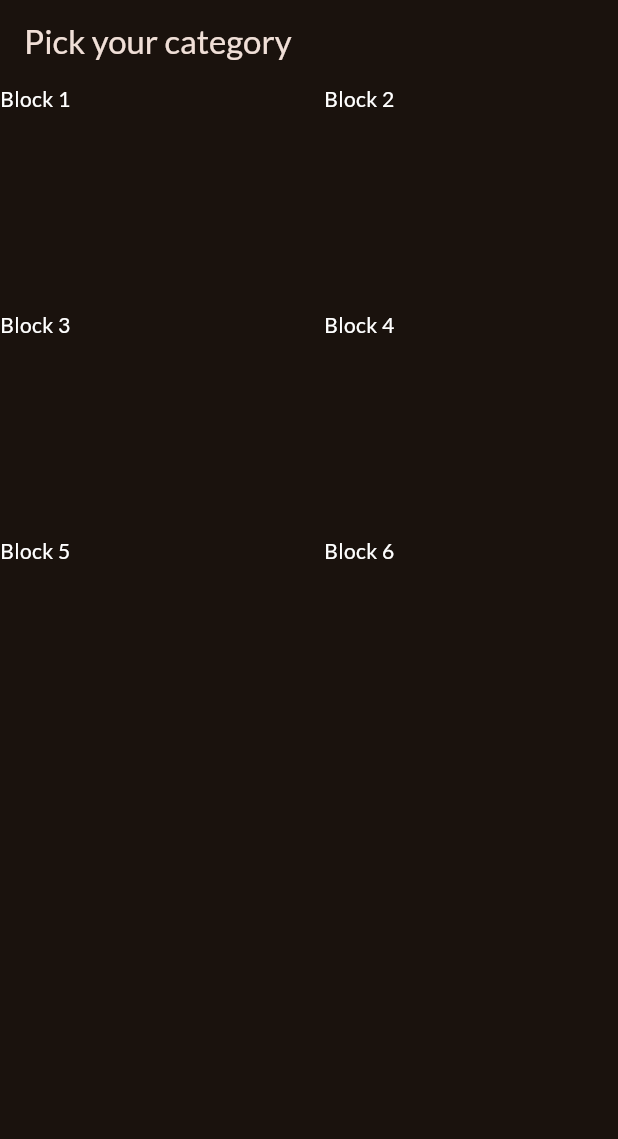
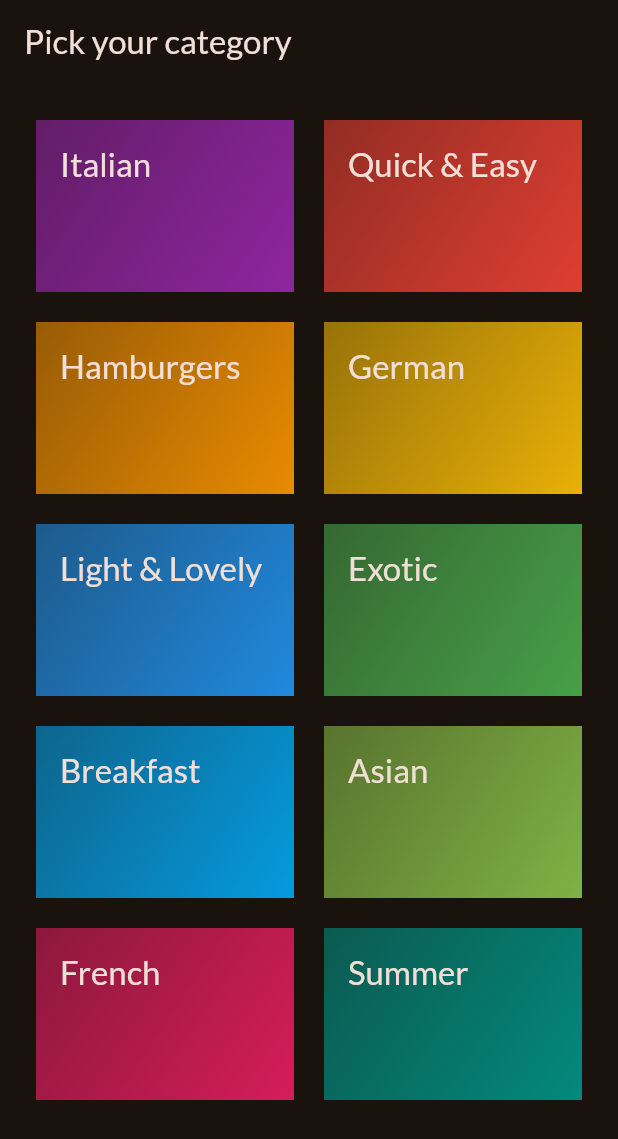
Before and after one commit to jfspps/Flutter_Meals_Demo, a Flutter app: the screen it shows after launch, on a phone screen of 412 x 824 dp. Shown: the top 1139 px of the screen. Run offline on Flutter 3.47's test engine with Material 2 defaults, Android fonts, the light colour scheme and no system bars; our stand-ins replace google_fonts.

Commit message:
added dummy categories and pushed to GridView

```diff
--- a/lib/categories.dart
+++ /dev/null
@@ -1,60 +0,0 @@
-import 'package:flutter/material.dart';
-
-class CategoriesScreen extends StatelessWidget {
-  const CategoriesScreen({super.key});
-
-  @override
-  Widget build(BuildContext context) {
-    return Scaffold(
-      appBar: AppBar(
-        title: const Text('Pick your category'),
-      ),
-      body: GridView(
-        gridDelegate: const SliverGridDelegateWithFixedCrossAxisCount(
-          crossAxisCount: 2,
-          childAspectRatio: 3 / 2,
-          crossAxisSpacing: 20,
-          mainAxisSpacing: 20,
-        ),
-        children: const [
-          Text(
-            'Block 1',
-            style: TextStyle(
-              color: Colors.white,
-            ),
-          ),
-          Text(
-            'Block 2',
-            style: TextStyle(
-              color: Colors.white,
-            ),
-          ),
-          Text(
-            'Block 3',
-            style: TextStyle(
-              color: Colors.white,
-            ),
-          ),
-          Text(
-            'Block 4',
-            style: TextStyle(
-              color: Colors.white,
-            ),
-          ),
-          Text(
-            'Block 5',
-            style: TextStyle(
-              color: Colors.white,
-            ),
-          ),
-          Text(
-            'Block 6',
-            style: TextStyle(
-              color: Colors.white,
-            ),
-          ),
-        ],
-      ),
-    );
-  }
-}
--- /dev/null
+++ b/lib/data/dummy_data.dart
@@ -0,0 +1,56 @@
+import 'package:flutter/material.dart';
+
+import 'package:meals/model/category.dart';
+
+const availableCategories = [
+  Category(
+    id: 'c1',
+    title: 'Italian',
+    color: Colors.purple,
+  ),
+  Category(
+    id: 'c2',
+    title: 'Quick & Easy',
+    color: Colors.red,
+  ),
+  Category(
+    id: 'c3',
+    title: 'Hamburgers',
+    color: Colors.orange,
+  ),
+  Category(
+    id: 'c4',
+    title: 'German',
+    color: Colors.amber,
+  ),
+  Category(
+    id: 'c5',
+    title: 'Light & Lovely',
+    color: Colors.blue,
+  ),
+  Category(
+    id: 'c6',
+    title: 'Exotic',
+    color: Colors.green,
+  ),
+  Category(
+    id: 'c7',
+    title: 'Breakfast',
+    color: Colors.lightBlue,
+  ),
+  Category(
+    id: 'c8',
+    title: 'Asian',
+    color: Colors.lightGreen,
+  ),
+  Category(
+    id: 'c9',
+    title: 'French',
+    color: Colors.pink,
+  ),
+  Category(
+    id: 'c10',
+    title: 'Summer',
+    color: Colors.teal,
+  ),
+];
--- a/lib/main.dart
+++ b/lib/main.dart
@@ -2,7 +2,7 @@ import 'package:flutter/material.dart';
 
 import 'package:google_fonts/google_fonts.dart';
 
-import 'categories.dart';
+import 'screenwidgets/categories.dart';
 
 final theme = ThemeData(
   useMaterial3: true,
--- /dev/null
+++ b/lib/model/category.dart
@@ -0,0 +1,13 @@
+import 'package:flutter/material.dart';
+
+class Category {
+  const Category({
+    required this.id,
+    required this.title,
+    this.color = Colors.red,
+  });
+
+  final String id;
+  final String title;
+  final Color color;
+}
--- /dev/null
+++ b/lib/nonscreenwidgets/category_grid_item.dart
@@ -0,0 +1,36 @@
+import 'package:flutter/cupertino.dart';
+import 'package:flutter/material.dart';
+import 'package:meals/model/category.dart';
+
+class CategoryGridItem extends StatelessWidget {
+  const CategoryGridItem({
+    super.key,
+    required this.category,
+  });
+
+  final Category category;
+
+  @override
+  Widget build(BuildContext context) {
+    return Container(
+      padding: const EdgeInsets.all(16),
+      decoration: BoxDecoration(
+          gradient: LinearGradient(
+        colors: [
+          // starting colour
+          category.color.withOpacity(0.55),
+          // target colour
+          category.color.withOpacity(0.9),
+        ],
+        begin: Alignment.topLeft,
+        end: Alignment.bottomRight,
+      )),
+      child: Text(
+        category.title,
+        style: Theme.of(context).textTheme.titleLarge!.copyWith(
+              color: Theme.of(context).colorScheme.onBackground,
+            ),
+      ),
+    );
+  }
+}
--- /dev/null
+++ b/lib/screenwidgets/categories.dart
@@ -0,0 +1,29 @@
+import 'package:flutter/material.dart';
+import 'package:meals/data/dummy_data.dart';
+import 'package:meals/nonscreenwidgets/category_grid_item.dart';
+
+class CategoriesScreen extends StatelessWidget {
+  const CategoriesScreen({super.key});
+
+  @override
+  Widget build(BuildContext context) {
+    return Scaffold(
+      appBar: AppBar(
+        title: const Text('Pick your category'),
+      ),
+      body: GridView(
+        padding: const EdgeInsets.all(24),
+        gridDelegate: const SliverGridDelegateWithFixedCrossAxisCount(
+          crossAxisCount: 2,
+          childAspectRatio: 3 / 2,
+          crossAxisSpacing: 20,
+          mainAxisSpacing: 20,
+        ),
+        children: [
+          for (final category in availableCategories)
+            CategoryGridItem(category: category),
+        ],
+      ),
+    );
+  }
+}
```
